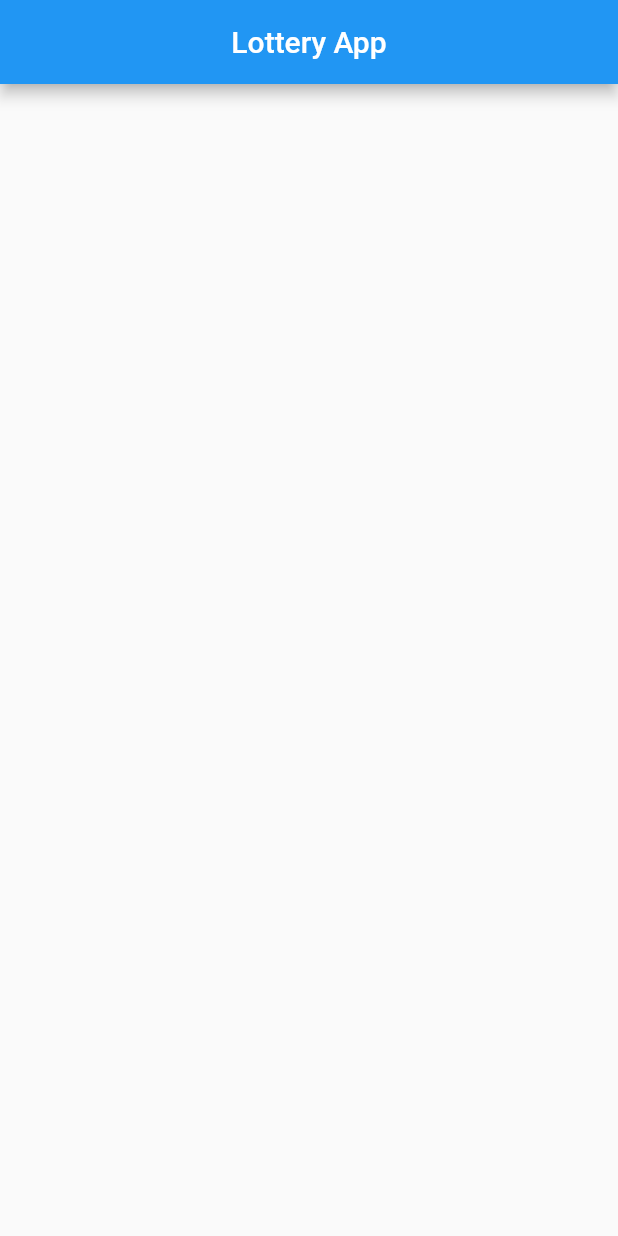
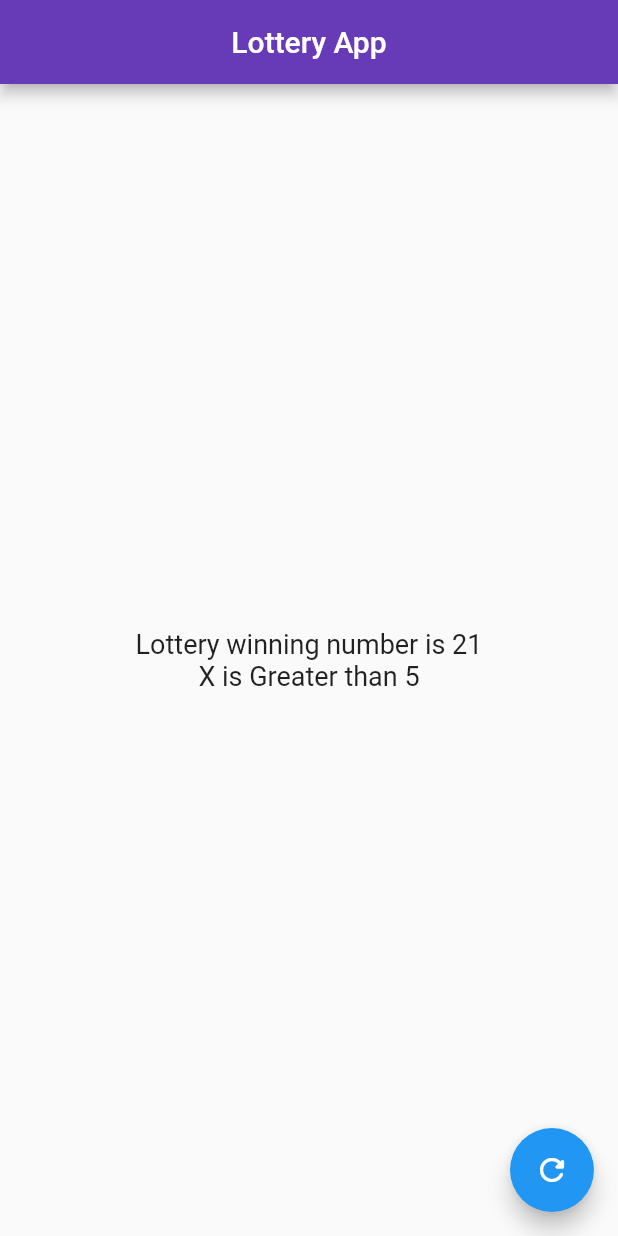
Before and after one commit to safwanistic/Lottery-App, a Flutter app: the screen it shows after launch, on a phone screen of 412 x 824 dp. Run offline on Flutter 3.47's test engine with Material 2 defaults, Android fonts, the phone set to English and light mode, and no system bars.

Commit message:
Minor updates- v1.0.2.0

```diff
--- a/lib/main.dart
+++ b/lib/main.dart
@@ -13,6 +13,8 @@ class MyApp extends StatefulWidget {
 }
 
 class _MyAppState extends State<MyApp> {
+  int x = 21;
+
   @override
   Widget build(BuildContext context) {
     return MaterialApp(
@@ -21,13 +23,27 @@ class _MyAppState extends State<MyApp> {
         appBar: AppBar(
           title: Text("Lottery App"),
           centerTitle: true,
+          backgroundColor: Colors.deepPurple,
         ),
         body: Column(
+          mainAxisAlignment: MainAxisAlignment.center,
+          crossAxisAlignment: CrossAxisAlignment.center,
           children: [
-
+            Center(
+                child: Text(
+              'Lottery winning number is $x',
+              style: TextStyle(fontSize: 18.0),
+            )),
+            Text(
+              x > 5 ? "X is Greater than 5" : x.toString(),
+              style: TextStyle(fontSize: 18.0),
+            ),
           ],
         ),
-
+        floatingActionButton: FloatingActionButton(
+          onPressed: () {},
+          child: Icon(Icons.refresh_rounded),
+        ),
       ),
     );
   }
```
